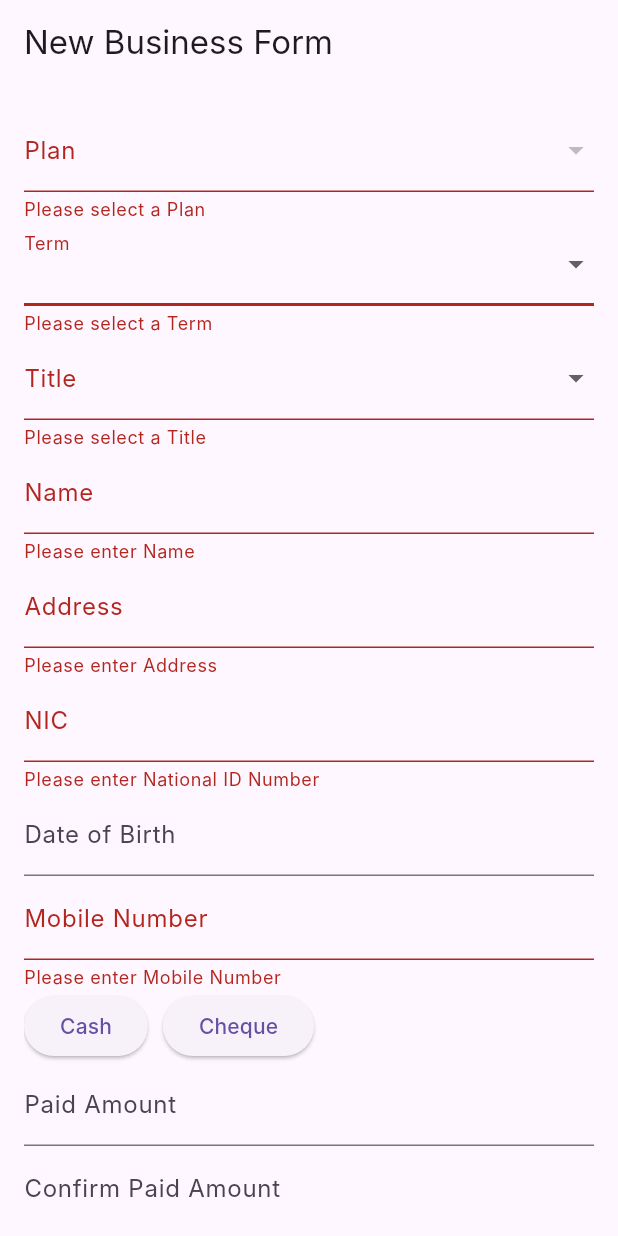
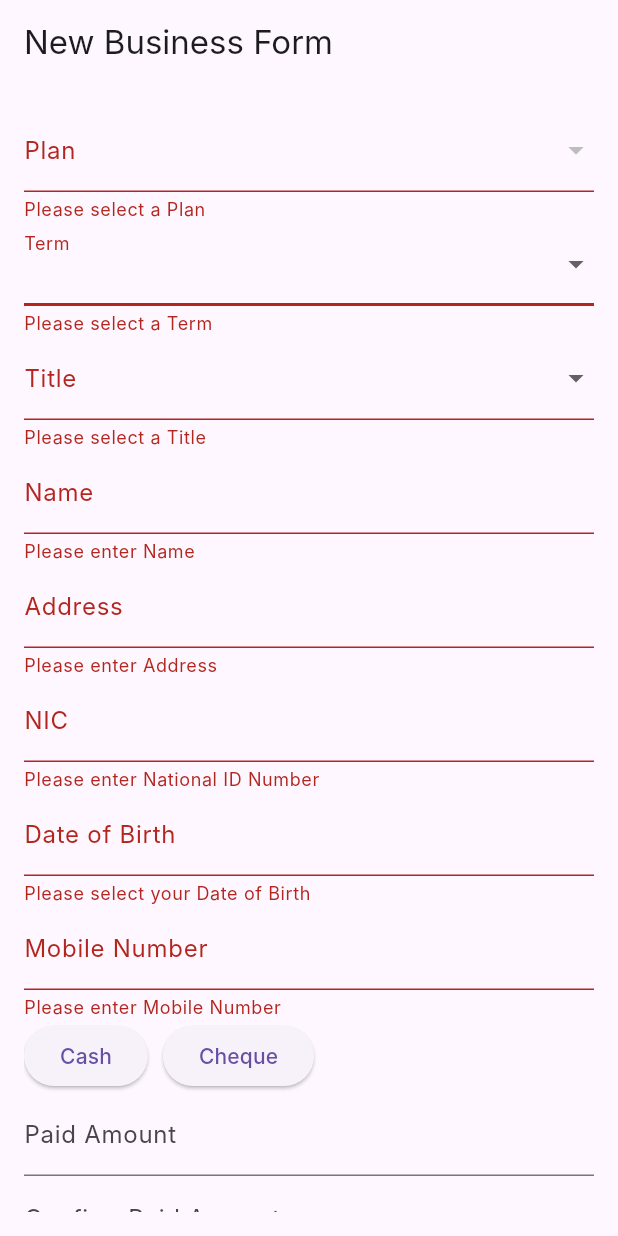
Before and after one commit to spcodegen/Prospective-App, a Flutter app: the NewBusinessScreen screen opened directly, after a tap on "Save", after a tap on "Term", after a tap on "Cash", on a phone screen of 412 x 824 dp. Run offline on Flutter 3.47's test engine with Material 3 defaults, Android fonts, the light colour scheme and no system bars; our stand-ins replace go_router, shared_preferences; accounts and stored records are empty; network calls fail; Roboto replaces fonts that are missing (Inter).

Commit message:
Business Screen DOB Validation

```diff
--- a/lib/screens/new_business_screen.dart
+++ b/lib/screens/new_business_screen.dart
@@ -98,10 +98,33 @@ class _NewBusinessScreenState extends State<NewBusinessScreen> {
 
   void saveForm() {
     if (_formKey.currentState!.validate()) {
-      // Save data logic here
-      ScaffoldMessenger.of(context).showSnackBar(
-        const SnackBar(content: Text("Form Saved Successfully!")),
-      );
+      try {
+        final dob = DateTime.parse(dobController.text); // Parse DOB
+        final now = DateTime.now();
+        final age = now.year -
+            dob.year -
+            ((now.month < dob.month) ||
+                    (now.month == dob.month && now.day < dob.day)
+                ? 1
+                : 0);
+
+        if (age < 18 || age > 100) {
+          ScaffoldMessenger.of(context).showSnackBar(
+            const SnackBar(
+                content: Text("Age must be between 18 and 100 years.")),
+          );
+          return; // Stop further execution
+        }
+
+        // Proceed with form submission logic
+        ScaffoldMessenger.of(context).showSnackBar(
+          const SnackBar(content: Text("Form Saved Successfully!")),
+        );
+      } catch (e) {
+        ScaffoldMessenger.of(context).showSnackBar(
+          const SnackBar(content: Text("Invalid Date of Birth format.")),
+        );
+      }
     }
   }
 
@@ -272,13 +295,20 @@ class _NewBusinessScreenState extends State<NewBusinessScreen> {
                     );
                     if (pickedDate != null) {
                       dobController.text =
-                          "${pickedDate.year}-${pickedDate.month}-${pickedDate.day}";
+                          "${pickedDate.year}-${pickedDate.month.toString().padLeft(2, '0')}-${pickedDate.day.toString().padLeft(2, '0')}";
                     }
+                  },
+                  validator: (value) {
+                    if (value == null || value.isEmpty) {
+                      return 'Please select your Date of Birth';
+                    }
+                    return null;
                   },
                 ),
                 TextFormField(
                   controller: mobileController,
                   decoration: const InputDecoration(labelText: "Mobile Number"),
+                  keyboardType: TextInputType.number,
                   validator: (value) {
                     if (value == null || value.isEmpty) {
                       return 'Please enter Mobile Number';
@@ -319,20 +349,27 @@ class _NewBusinessScreenState extends State<NewBusinessScreen> {
                     decoration: const InputDecoration(labelText: "Cheque No"),
                   ),
                   TextFormField(
-                    controller: chequeDateController,
-                    decoration: const InputDecoration(labelText: "Cheque Date"),
+                    controller: dobController,
+                    decoration:
+                        const InputDecoration(labelText: "Date of Birth"),
                     onTap: () async {
                       FocusScope.of(context).requestFocus(FocusNode());
                       DateTime? pickedDate = await showDatePicker(
                         context: context,
                         initialDate: DateTime.now(),
                         firstDate: DateTime(1900),
-                        lastDate: DateTime.now().add(const Duration(days: 365)),
+                        lastDate: DateTime.now(),
                       );
                       if (pickedDate != null) {
-                        chequeDateController.text =
-                            "${pickedDate.year}-${pickedDate.month}-${pickedDate.day}";
+                        dobController.text =
+                            "${pickedDate.year}-${pickedDate.month.toString().padLeft(2, '0')}-${pickedDate.day.toString().padLeft(2, '0')}";
                       }
+                    },
+                    validator: (value) {
+                      if (value == null || value.isEmpty) {
+                        return 'Please select your Date of Birth';
+                      }
+                      return null;
                     },
                   ),
                   TextFormField(
```
